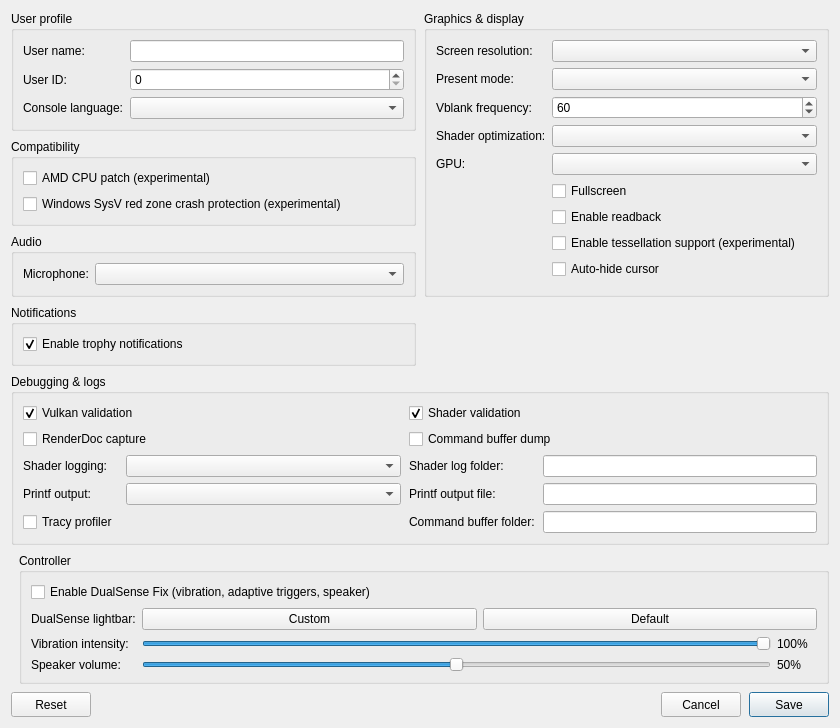
Ben-Dash/KytyPS5, file src/launcher/forms/configuration_edit_dialog.ui: the form before one commit.
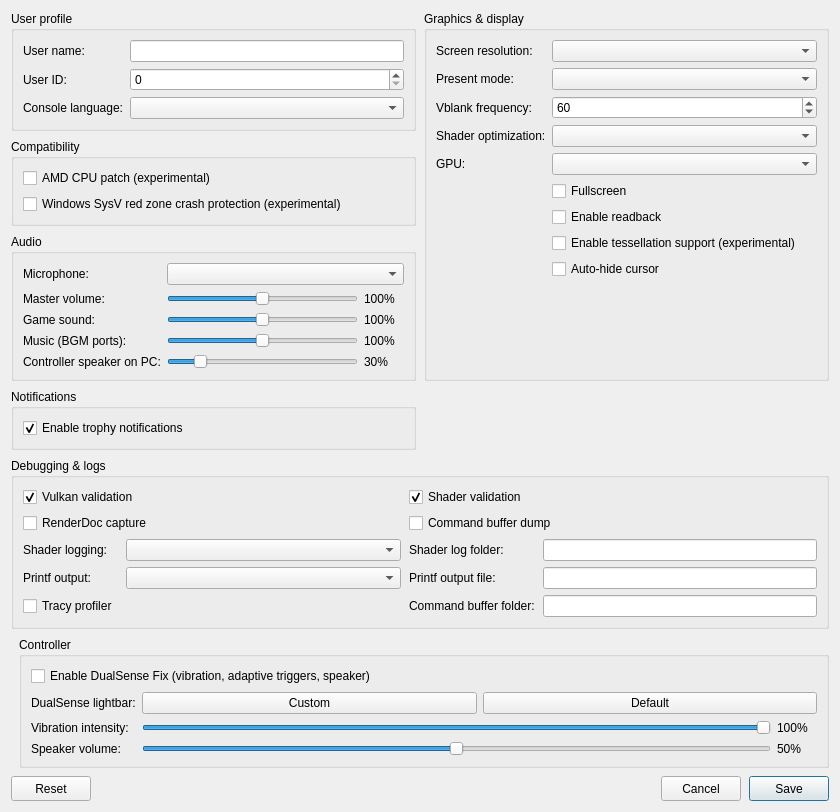
The form after the commit. Custom widgets are drawn as their Qt base class.

Commit message: Audio mix levels: attenuate the pad speaker on the PC output, add volume settings

What changed in the file:
```diff
--- a/src/launcher/forms/configuration_edit_dialog.ui
+++ b/src/launcher/forms/configuration_edit_dialog.ui
@@ -90,6 +90,106 @@
         <item row="0" column="1">
          <widget class="QComboBox" name="comboBox_audio_input_device"/>
         </item>
+        <item row="1" column="0">
+         <widget class="QLabel" name="label_audio_master">
+          <property name="text"><string>Master volume:</string></property>
+         </widget>
+        </item>
+        <item row="1" column="1">
+         <layout class="QHBoxLayout" name="audio_master_layout">
+          <item>
+           <widget class="QSlider" name="slider_audio_master">
+            <property name="toolTip"><string>Everything the game plays on this PC (not the DualSense). 100% is unchanged; above 100% amplifies and can clip.</string></property>
+            <property name="maximum"><number>200</number></property>
+            <property name="singleStep"><number>5</number></property>
+            <property name="pageStep"><number>10</number></property>
+            <property name="value"><number>100</number></property>
+            <property name="orientation"><enum>Qt::Horizontal</enum></property>
+           </widget>
+          </item>
+          <item>
+           <widget class="QLabel" name="label_audio_master_value">
+            <property name="minimumSize"><size><width>40</width><height>0</height></size></property>
+            <property name="text"><string>100%</string></property>
+           </widget>
+          </item>
+         </layout>
+        </item>
+        <item row="2" column="0">
+         <widget class="QLabel" name="label_audio_main">
+          <property name="text"><string>Game sound:</string></property>
+         </widget>
+        </item>
+        <item row="2" column="1">
+         <layout class="QHBoxLayout" name="audio_main_layout">
+          <item>
+           <widget class="QSlider" name="slider_audio_main">
+            <property name="toolTip"><string>Game audio on the main output ports (most effects, and music in games that mix it there). 100% is unchanged.</string></property>
+            <property name="maximum"><number>200</number></property>
+            <property name="singleStep"><number>5</number></property>
+            <property name="pageStep"><number>10</number></property>
+            <property name="value"><number>100</number></property>
+            <property name="orientation"><enum>Qt::Horizontal</enum></property>
+           </widget>
+          </item>
+          <item>
+           <widget class="QLabel" name="label_audio_main_value">
+            <property name="minimumSize"><size><width>40</width><height>0</height></size></property>
+            <property name="text"><string>100%</string></property>
+           </widget>
+          </item>
+         </layout>
+        </item>
+        <item row="3" column="0">
+         <widget class="QLabel" name="label_audio_music">
+          <property name="text"><string>Music (BGM ports):</string></property>
+         </widget>
+        </item>
+        <item row="3" column="1">
+         <layout class="QHBoxLayout" name="audio_music_layout">
+          <item>
+           <widget class="QSlider" name="slider_audio_music">
+            <property name="toolTip"><string>Music the game plays on its own background-music ports. Has no effect on games that mix music into the main output.</string></property>
+            <property name="maximum"><number>200</number></property>
+            <property name="singleStep"><number>5</number></property>
+            <property name="pageStep"><number>10</number></property>
+            <property name="value"><number>100</number></property>
+            <property name="orientation"><enum>Qt::Horizontal</enum></property>
+           </widget>
+          </item>
+          <item>
+           <widget class="QLabel" name="label_audio_music_value">
+            <property name="minimumSize"><size><width>40</width><height>0</height></size></property>
+            <property name="text"><string>100%</string></property>
+           </widget>
+          </item>
+         </layout>
+        </item>
+        <item row="4" column="0">
+         <widget class="QLabel" name="label_audio_pad_speaker">
+          <property name="text"><string>Controller speaker on PC:</string></property>
+         </widget>
+        </item>
+        <item row="4" column="1">
+         <layout class="QHBoxLayout" name="audio_pad_speaker_layout">
+          <item>
+           <widget class="QSlider" name="slider_audio_pad_speaker">
+            <property name="toolTip"><string>Sounds meant for the DualSense speaker when no DualSense plays them (no controller, or not wired/Bluetooth). The console speaker is small, so these are turned down by default.</string></property>
+            <property name="maximum"><number>200</number></property>
+            <property name="singleStep"><number>5</number></property>
+            <property name="pageStep"><number>10</number></property>
+            <property name="value"><number>30</number></property>
+            <property name="orientation"><enum>Qt::Horizontal</enum></property>
+           </widget>
+          </item>
+          <item>
+           <widget class="QLabel" name="label_audio_pad_speaker_value">
+            <property name="minimumSize"><size><width>40</width><height>0</height></size></property>
+            <property name="text"><string>30%</string></property>
+           </widget>
+          </item>
+         </layout>
+        </item>
        </layout>
       </widget>
      </item>
```
The commit also changes 13 other files.
